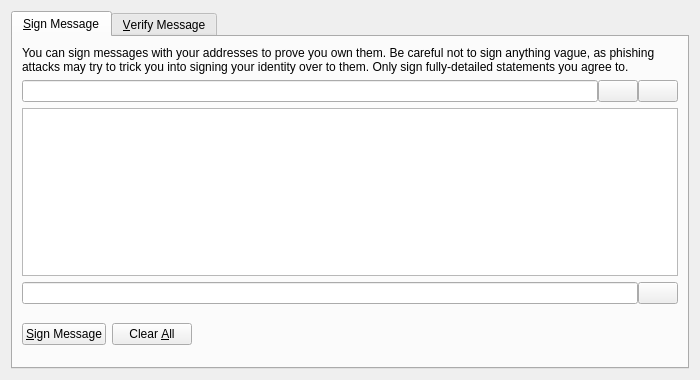
The window that src/qt/forms/signverifymessagedialog.ui (Meee32/net2-1) describes before a commit, drawn with Qt 5.
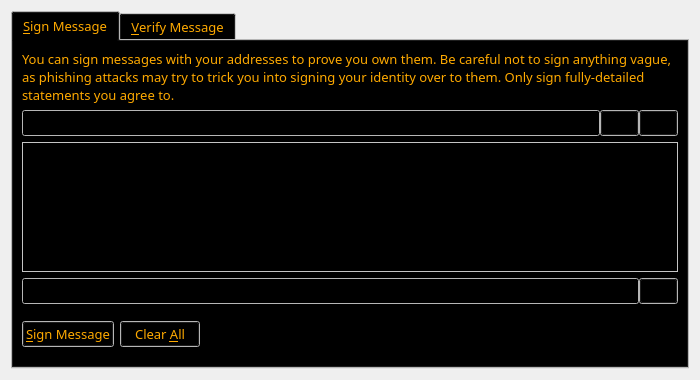
The same window after the commit. The open tabs and pages were chosen to show the change. Icons and pictures are not drawn. Custom widgets are drawn as their Qt base class.

The edit to the form file:
```diff
--- a/src/qt/forms/signverifymessagedialog.ui
+++ b/src/qt/forms/signverifymessagedialog.ui
@@ -16,9 +16,430 @@
   <property name="modal">
    <bool>true</bool>
   </property>
-  <layout class="QVBoxLayout" name="verticalLayout">
-   <item>
+  <layout class="QGridLayout" name="gridLayout">
+   <item row="0" column="0">
     <widget class="QTabWidget" name="tabWidget">
+     <property name="palette">
+      <palette>
+       <active>
+        <colorrole role="WindowText">
+         <brush brushstyle="SolidPattern">
+          <color alpha="255">
+           <red>255</red>
+           <green>170</green>
+           <blue>0</blue>
+          </color>
+         </brush>
+        </colorrole>
+        <colorrole role="Button">
+         <brush brushstyle="SolidPattern">
+          <color alpha="255">
+           <red>0</red>
+           <green>0</green>
+           <blue>0</blue>
+          </color>
+         </brush>
+        </colorrole>
+        <colorrole role="Light">
+         <brush brushstyle="SolidPattern">
+          <color alpha="255">
+           <red>255</red>
+           <green>255</green>
+           <blue>255</blue>
+          </color>
+         </brush>
+        </colorrole>
+        <colorrole role="Midlight">
+         <brush brushstyle="SolidPattern">
+          <color alpha="255">
+           <red>255</red>
+           <green>255</green>
+           <blue>255</blue>
+          </color>
+         </brush>
+        </colorrole>
+        <colorrole role="Dark">
+         <brush brushstyle="SolidPattern">
+          <color alpha="255">
+           <red>255</red>
+           <green>255</green>
+           <blue>255</blue>
+          </color>
+         </brush>
+        </colorrole>
+        <colorrole role="Mid">
+         <brush brushstyle="SolidPattern">
+          <color alpha="255">
+           <red>255</red>
+           <green>255</green>
+           <blue>255</blue>
+          </color>
+         </brush>
+        </colorrole>
+        <colorrole role="Text">
+         <brush brushstyle="SolidPattern">
+          <color alpha="255">
+           <red>255</red>
+           <green>170</green>
+           <blue>0</blue>
+          </color>
+         </brush>
+        </colorrole>
+        <colorrole role="BrightText">
+         <brush brushstyle="SolidPattern">
+          <color alpha="255">
+           <red>255</red>
+           <green>255</green>
+           <blue>255</blue>
+          </color>
+         </brush>
+        </colorrole>
+        <colorrole role="ButtonText">
+         <brush brushstyle="SolidPattern">
+          <color alpha="255">
+           <red>255</red>
+           <green>170</green>
+           <blue>0</blue>
+          </color>
+         </brush>
+        </colorrole>
+        <colorrole role="Base">
+         <brush brushstyle="SolidPattern">
+          <color alpha="255">
+           <red>0</red>
+           <green>0</green>
+           <blue>0</blue>
+          </color>
+         </brush>
+        </colorrole>
+        <colorrole role="Window">
+         <brush brushstyle="SolidPattern">
+          <color alpha="255">
+           <red>255</red>
+           <green>255</green>
+           <blue>255</blue>
+          </color>
+         </brush>
+        </colorrole>
+        <colorrole role="Shadow">
+         <brush brushstyle="SolidPattern">
+          <color alpha="255">
+           <red>255</red>
+           <green>255</green>
+           <blue>255</blue>
+          </color>
+         </brush>
+        </colorrole>
+        <colorrole role="AlternateBase">
+         <brush brushstyle="SolidPattern">
+          <color alpha="255">
+           <red>0</red>
+           <green>0</green>
+           <blue>0</blue>
+          </color>
+         </brush>
+        </colorrole>
+        <colorrole role="ToolTipBase">
+         <brush brushstyle="SolidPattern">
+          <color alpha="255">
+           <red>0</red>
+           <green>0</green>
+           <blue>0</blue>
+          </color>
+         </brush>
+        </colorrole>
+        <colorrole role="ToolTipText">
+         <brush brushstyle="SolidPattern">
+          <color alpha="255">
+           <red>255</red>
+           <green>170</green>
+           <blue>0</blue>
+          </color>
+         </brush>
+        </colorrole>
+       </active>
+       <inactive>
+        <colorrole role="WindowText">
+         <brush brushstyle="SolidPattern">
+          <color alpha="255">
+           <red>255</red>
+           <green>170</green>
+           <blue>0</blue>
+          </color>
+         </brush>
+        </colorrole>
+        <colorrole role="Button">
+         <brush brushstyle="SolidPattern">
+          <color alpha="255">
+           <red>0</red>
+           <green>0</green>
+           <blue>0</blue>
+          </color>
+         </brush>
+        </colorrole>
+        <colorrole role="Light">
+         <brush brushstyle="SolidPattern">
+          <color alpha="255">
+           <red>255</red>
+           <green>255</green>
+           <blue>255</blue>
+          </color>
+         </brush>
+        </colorrole>
+        <colorrole role="Midlight">
+         <brush brushstyle="SolidPattern">
+          <color alpha="255">
+           <red>255</red>
+           <green>255</green>
+           <blue>255</blue>
+          </color>
+         </brush>
+        </colorrole>
+        <colorrole role="Dark">
+         <brush brushstyle="SolidPattern">
+          <color alpha="255">
+           <red>255</red>
+           <green>255</green>
+           <blue>255</blue>
+          </color>
+         </brush>
+        </colorrole>
+        <colorrole role="Mid">
+         <brush brushstyle="SolidPattern">
+          <color alpha="255">
+           <red>255</red>
+           <green>255</green>
+           <blue>255</blue>
+          </color>
+         </brush>
+        </colorrole>
+        <colorrole role="Text">
+         <brush brushstyle="SolidPattern">
+          <color alpha="255">
+           <red>255</red>
+           <green>170</green>
+           <blue>0</blue>
+          </color>
+         </brush>
+        </colorrole>
+        <colorrole role="BrightText">
+         <brush brushstyle="SolidPattern">
+          <color alpha="255">
+           <red>255</red>
+           <green>255</green>
+           <blue>255</blue>
+          </color>
+         </brush>
+        </colorrole>
+        <colorrole role="ButtonText">
+         <brush brushstyle="SolidPattern">
+          <color alpha="255">
+           <red>255</red>
+           <green>170</green>
+           <blue>0</blue>
+          </color>
+         </brush>
+        </colorrole>
+        <colorrole role="Base">
+         <brush brushstyle="SolidPattern">
+          <color alpha="255">
+           <red>0</red>
+           <green>0</green>
+           <blue>0</blue>
+          </color>
+         </brush>
+        </colorrole>
+        <colorrole role="Window">
+         <brush brushstyle="SolidPattern">
+          <color alpha="255">
+           <red>255</red>
+           <green>255</green>
+           <blue>255</blue>
+          </color>
+         </brush>
+        </colorrole>
+        <colorrole role="Shadow">
+         <brush brushstyle="SolidPattern">
+          <color alpha="255">
+           <red>255</red>
+           <green>255</green>
+           <blue>255</blue>
+          </color>
+         </brush>
+        </colorrole>
+        <colorrole role="AlternateBase">
+         <brush brushstyle="SolidPattern">
+          <color alpha="255">
+           <red>0</red>
+           <green>0</green>
+           <blue>0</blue>
+          </color>
+         </brush>
+        </colorrole>
+        <colorrole role="ToolTipBase">
+         <brush brushstyle="SolidPattern">
+          <color alpha="255">
+           <red>0</red>
+           <green>0</green>
+           <blue>0</blue>
+          </color>
+         </brush>
+        </colorrole>
+        <colorrole role="ToolTipText">
+         <brush brushstyle="SolidPattern">
+          <color alpha="255">
+           <red>255</red>
+           <green>170</green>
+           <blue>0</blue>
+          </color>
+         </brush>
+        </colorrole>
+       </inactive>
+       <disabled>
+        <colorrole role="WindowText">
+         <brush brushstyle="SolidPattern">
+          <color alpha="255">
+           <red>255</red>
+           <green>255</green>
+           <blue>255</blue>
+          </color>
+         </brush>
+        </colorrole>
+        <colorrole role="Button">
+         <brush brushstyle="SolidPattern">
+          <color alpha="255">
+           <red>0</red>
+           <green>0</green>
+           <blue>0</blue>
+          </color>
+         </brush>
+        </colorrole>
+        <colorrole role="Light">
+         <brush brushstyle="SolidPattern">
+          <color alpha="255">
+           <red>255</red>
+           <green>255</green>
+           <blue>255</blue>
+          </color>
+         </brush>
+        </colorrole>
+        <colorrole role="Midlight">
+         <brush brushstyle="SolidPattern">
+          <color alpha="255">
+           <red>255</red>
+           <green>255</green>
+           <blue>255</blue>
+          </color>
+         </brush>
+        </colorrole>
+        <colorrole role="Dark">
+         <brush brushstyle="SolidPattern">
+          <color alpha="255">
+           <red>255</red>
+           <green>255</green>
+           <blue>255</blue>
+          </color>
+         </brush>
+        </colorrole>
+        <colorrole role="Mid">
+         <brush brushstyle="SolidPattern">
+          <color alpha="255">
+           <red>255</red>
+           <green>255</green>
+           <blue>255</blue>
+          </color>
+         </brush>
+        </colorrole>
+        <colorrole role="Text">
+         <brush brushstyle="SolidPattern">
+          <color alpha="255">
+           <red>255</red>
+           <green>255</green>
+           <blue>255</blue>
+          </color>
+         </brush>
+        </colorrole>
+        <colorrole role="BrightText">
+         <brush brushstyle="SolidPattern">
+          <color alpha="255">
+           <red>255</red>
+           <green>255</green>
+           <blue>255</blue>
+          </color>
+         </brush>
+        </colorrole>
+        <colorrole role="ButtonText">
+         <brush brushstyle="SolidPattern">
+          <color alpha="255">
+           <red>255</red>
+           <green>255</green>
+           <blue>255</blue>
+          </color>
+         </brush>
+        </colorrole>
+        <colorrole role="Base">
+         <brush brushstyle="SolidPattern">
+          <color alpha="255">
+           <red>255</red>
+           <green>255</green>
+           <blue>255</blue>
+          </color>
+         </brush>
+        </colorrole>
+        <colorrole role="Window">
+         <brush brushstyle="SolidPattern">
+          <color alpha="255">
+           <red>255</red>
+           <green>255</green>
+           <blue>255</blue>
+          </color>
+         </brush>
+        </colorrole>
+        <colorrole role="Shadow">
+         <brush brushstyle="SolidPattern">
+          <color alpha="255">
+           <red>255</red>
+           <green>255</green>
+           <blue>255</blue>
+          </color>
+         </brush>
+        </colorrole>
+        <colorrole role="AlternateBase">
+         <brush brushstyle="SolidPattern">
+          <color alpha="255">
+           <red>0</red>
+           <green>0</green>
+           <blue>0</blue>
+          </color>
+         </brush>
+        </colorrole>
+        <colorrole role="ToolTipBase">
+         <brush brushstyle="SolidPattern">
+          <color alpha="255">
+           <red>0</red>
+           <green>0</green>
+           <blue>0</blue>
+          </color>
+         </brush>
+        </colorrole>
+        <colorrole role="ToolTipText">
+         <brush brushstyle="SolidPattern">
+          <color alpha="255">
+           <red>255</red>
+           <green>170</green>
+           <blue>0</blue>
+          </color>
+         </brush>
+        </colorrole>
+       </disabled>
+      </palette>
+     </property>
+     <property name="font">
+      <font>
+       <family>Plantagenet Cherokee</family>
+       <pointsize>10</pointsize>
+      </font>
+     </property>
      <property name="currentIndex">
       <number>1</number>
      </property>
@@ -26,8 +447,8 @@
       <attribute name="title">
        <string>&amp;Sign Message</string>
       </attribute>
-      <layout class="QVBoxLayout" name="verticalLayout_SM">
-       <item>
+      <layout class="QGridLayout" name="gridLayout_2">
+       <item row="0" column="0">
         <widget class="QLabel" name="infoLabel_SM">
          <property name="text">
           <string>You can sign messages with your addresses to prove you own them. Be careful not to sign anything vague, as phishing attacks may try to trick you into signing your identity over to them. Only sign fully-detailed statements you agree to.</string>
@@ -40,7 +461,7 @@
          </property>
         </widget>
        </item>
-       <item>
+       <item row="1" column="0">
         <layout class="QHBoxLayout" name="horizontalLayout_1_SM">
          <property name="spacing">
           <number>0</number>
@@ -58,7 +479,10 @@
          <item>
           <widget class="QPushButton" name="addressBookButton_SM">
            <property name="toolTip">
-            <string>Choose an address from the address book</string>
+            <string>&lt;html&gt;&lt;head/&gt;&lt;body&gt;&lt;p&gt;&lt;img src=&quot;:/toolTip/res/tooltips/chooseAddressTooltip.png&quot;/&gt;&lt;/p&gt;&lt;/body&gt;&lt;/html&gt;</string>
+           </property>
+           <property name="styleSheet">
+            <string notr="true"/>
            </property>
            <property name="text">
             <string/>
@@ -78,7 +502,10 @@
          <item>
           <widget class="QPushButton" name="pasteButton_SM">
            <property name="toolTip">
-            <string>Paste address from clipboard</string>
+            <string>&lt;html&gt;&lt;head/&gt;&lt;body&gt;&lt;p&gt;&lt;img src=&quot;:/toolTip/res/tooltips/pasteAddressTooltip.png&quot;/&gt;&lt;/p&gt;&lt;/body&gt;&lt;/html&gt;</string>
+           </property>
+           <property name="styleSheet">
+            <string notr="true"/>
            </property>
            <property name="text">
             <string/>
@@ -97,25 +524,20 @@
          </item>
         </layout>
        </item>
-       <item>
+       <item row="2" column="0">
         <widget class="QPlainTextEdit" name="messageIn_SM">
          <property name="toolTip">
           <string>Enter the message you want to sign here</string>
          </property>
         </widget>
        </item>
-       <item>
+       <item row="3" column="0">
         <layout class="QHBoxLayout" name="horizontalLayout_2_SM">
          <property name="spacing">
           <number>0</number>
          </property>
          <item>
           <widget class="QLineEdit" name="signatureOut_SM">
-           <property name="font">
-            <font>
-             <italic>true</italic>
-            </font>
-           </property>
            <property name="readOnly">
             <bool>true</bool>
            </property>
@@ -124,7 +546,10 @@
          <item>
           <widget class="QPushButton" name="copySignatureButton_SM">
            <property name="toolTip">
-            <string>Copy the current signature to the system clipboard</string>
+            <string>&lt;html&gt;&lt;head/&gt;&lt;body&gt;&lt;p&gt;&lt;img src=&quot;:/toolTip/res/tooltips/copyMessageTooltip.png&quot;/&gt;&lt;/p&gt;&lt;/body&gt;&lt;/html&gt;</string>
+           </property>
+           <property name="styleSheet">
+            <string notr="true"/>
            </property>
            <property name="text">
             <string/>
@@ -140,7 +565,7 @@
          </item>
         </layout>
        </item>
-       <item>
+       <item row="4" column="0">
         <layout class="QHBoxLayout" name="horizontalLayout_3_SM">
          <item>
           <widget class="QPushButton" name="signMessageButton_SM">
@@ -191,12 +616,6 @@
          </item>
          <item>
           <widget class="QLabel" name="statusLabel_SM">
-           <property name="font">
-            <font>
-             <weight>75</weight>
-             <bold>true</bold>
-            </font>
-           </property>
            <property name="text">
             <string/>
            </property>
```
Left out of the diff: 31 changed lines with no effect on the pictures.
